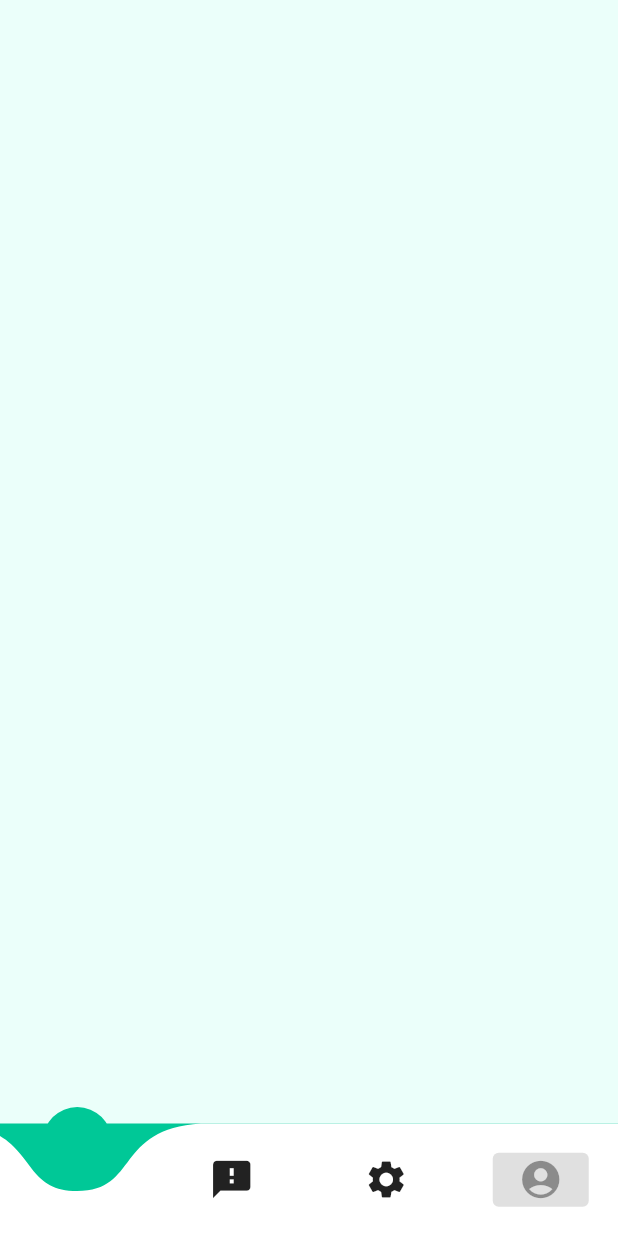
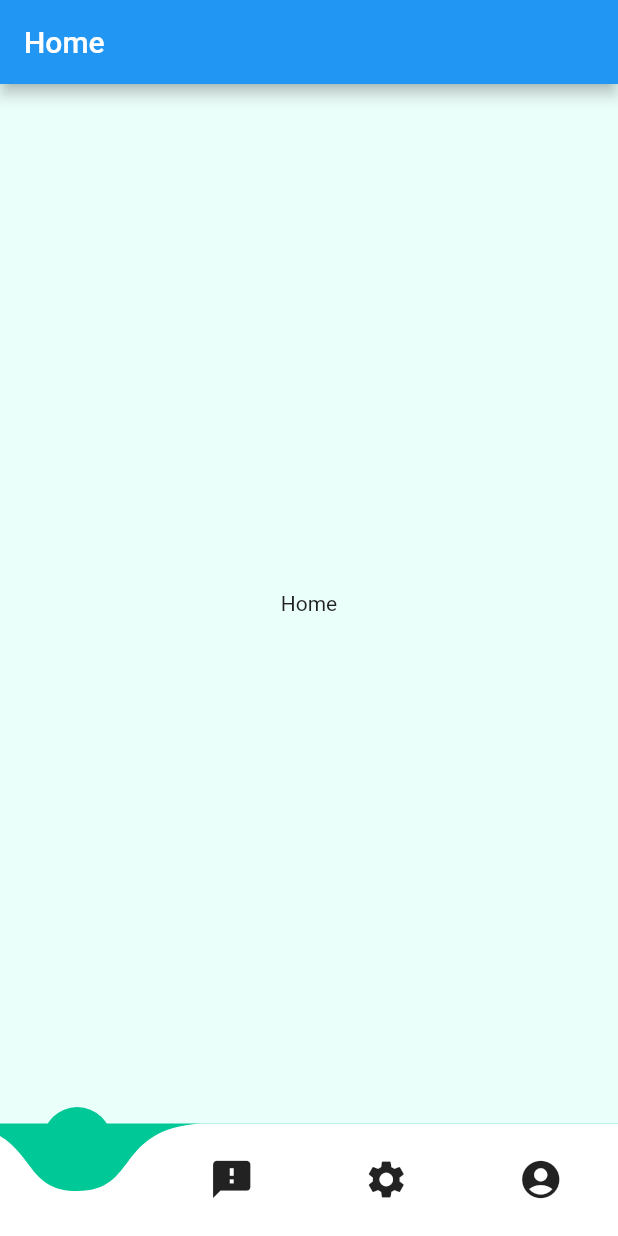
Before and after one commit to Shashank-mav/rabo_sampleboy, a Flutter app: the screen it shows after launch, on a phone screen of 412 x 824 dp. Run offline on Flutter 3.47's test engine with Material 2 defaults, Android fonts, the phone set to English and light mode, and no system bars; drawn by our look-alikes of curved_navigation_bar.

Commit message:
updated navigation

```diff
--- a/lib/main_screen.dart
+++ b/lib/main_screen.dart
@@ -5,7 +5,6 @@ import 'package:curved_navigation_bar/curved_navigation_bar.dart';
 import 'package:flutter/material.dart';
 import 'package:rabo/navbar_key.dart';
 import 'package:rabo/screens/account.dart';
-import 'package:rabo/screens/cart.dart';
 import 'package:rabo/screens/feed.dart';
 import 'package:rabo/screens/home.dart';
 import 'package:rabo/screens/message.dart';
@@ -16,8 +15,8 @@ class MainScreen extends StatefulWidget {
   _MainScreen createState() => _MainScreen();
   }
   class _MainScreen extends State<MainScreen> {
-  int selectedIndex = 0;
-  final screen = [HomeScreen(), FeedScreen(), MessageScreen(), CartScreen(), AccountScreen()];
+  var selectedIndex = 0;
+  final screen = [HomeScreen(), FeedScreen(), MessageScreen(),  AccountScreen()];
 
   @override
   Widget build(BuildContext context) {
@@ -27,10 +26,10 @@ class MainScreen extends StatefulWidget {
         key: NavbarKey.getKey(),
         items: [
           // Icons(Icons.home, size: 30),
-          Icon(Icons.message, size: 30, color: Color.fromRGBO(0, 200, 151, 1),),
-          Icon(Icons.feedback, size: 30),
-          Icon(Icons.settings, size: 30),
-          ElevatedButton(child: Icon(Icons.account_circle, size: 30,),onPressed: null, ),
+          Icon((selectedIndex==0) ? Icons.home : Icons.home, size: 30, color: Color.fromRGBO(0, 200, 151, 1),),
+          Icon((selectedIndex==1) ? Icons.feedback: Icons.feedback, size: 30),
+          Icon((selectedIndex==2) ? Icons.settings: Icons.settings, size: 30),
+          Icon((selectedIndex==2) ? Icons.account_circle: Icons.account_circle, size: 30,),
         ],
         onTap:(index){
           setState(() {
--- a/lib/screens/home.dart
+++ b/lib/screens/home.dart
@@ -9,7 +9,14 @@ class HomeScreen extends StatefulWidget {
 class _HomeScreenState extends State<HomeScreen> {
   @override
   Widget build(BuildContext context) {
-    return Container(
+    return Scaffold(
+      appBar: AppBar(
+        title: Text('Home'),
+      ),
+      body: Center(
+        child: Text('Home'),
+      ),
+
     );
   }
 }
```
Also changed, not shown: lib/screens/cart.dart (deleted, +0 -25 lines), lib/screens/feed.dart (+8 -1 lines), lib/screens/message.dart (+8 -1 lines).
